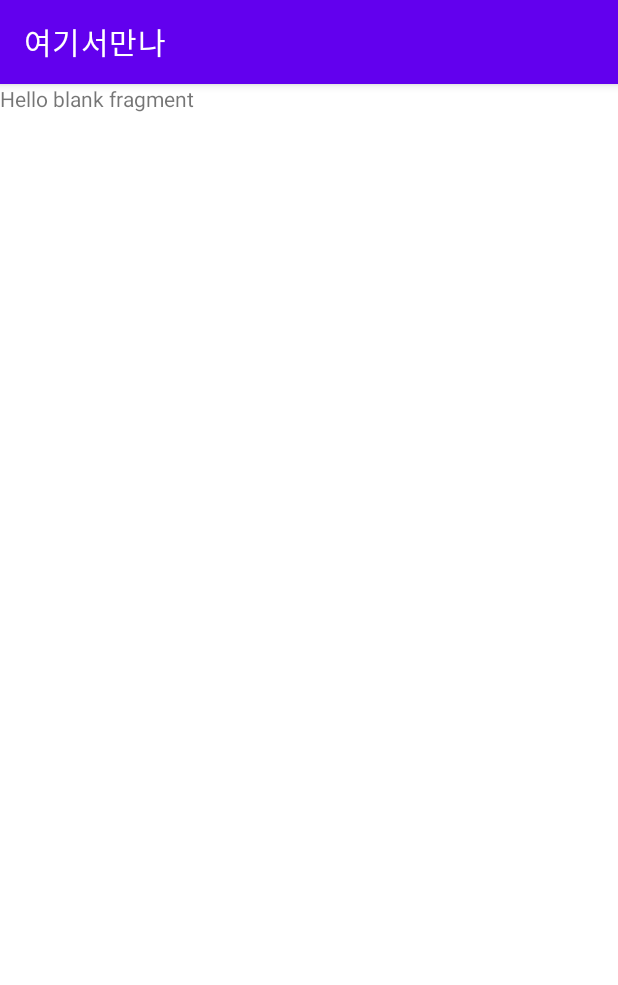
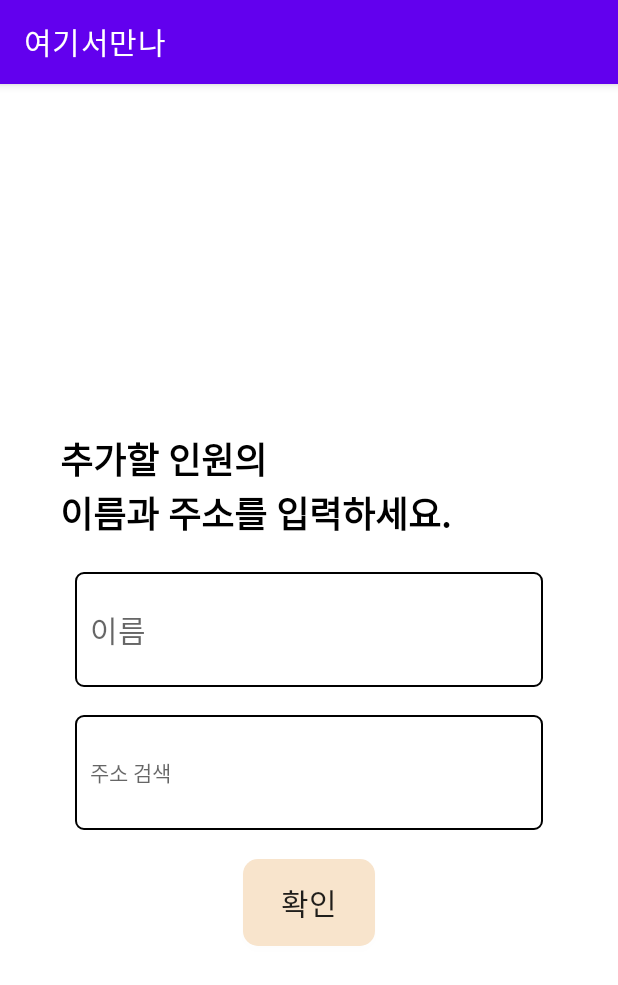
Before and after one commit to TEAM-MeetHere/MeetHere, an Android app: the fragment SetLocation3InputAddress shown on its own in the app's theme, on a phone screen of 412 x 824 dp. Shown: the top 985 px of the screen. Run offline under Robolectric (Android 15) with nearby library versions, the phone set to English and light mode, and no system bars.

Commit message:
주소 입력 완성

```diff
--- a/app/src/main/java/com/example/meethere/activity/SelectDestination_2_6Activity.kt
+++ b/app/src/main/java/com/example/meethere/activity/SelectDestination_2_6Activity.kt
@@ -20,7 +20,7 @@ class SelectDestination_2_6Activity : AppCompatActivity() {
         setContentView(R.layout.activity_select_destination26)
         tabTime = selectDestination_sort_time()
         tabDistance = selectDestination_sort_distance()
-        supportFragmentManager.beginTransaction().add(R.id.frameLayout, tabTime).commit()
+        supportFragmentManager.beginTransaction().add(R.id.frameLayoutDestination, tabTime).commit()
         tabLayout.addOnTabSelectedListener(object : TabLayout.OnTabSelectedListener {
             override fun onTabSelected(tab: TabLayout.Tab?) {
                 when (tab?.position) {
@@ -49,7 +49,7 @@ class SelectDestination_2_6Activity : AppCompatActivity() {
                 selectedFragment = tab
                 selectedFragment?.let {
                     supportFragmentManager.beginTransaction()
-                        .replace(R.id.frameLayout, it).commit()
+                        .replace(R.id.frameLayoutDestination, it).commit()
                 }
             }
         })
@@ -58,6 +58,7 @@ class SelectDestination_2_6Activity : AppCompatActivity() {
             startActivity(intent2)
         }
     }
+
     override fun onOptionsItemSelected(item: MenuItem): Boolean {
         when (item.getItemId()) {
             android.R.id.home -> {
--- a/app/src/main/java/com/example/meethere/fragment/SetLocation3InputAddress.kt
+++ b/app/src/main/java/com/example/meethere/fragment/SetLocation3InputAddress.kt
@@ -1,11 +1,22 @@
 package com.example.meethere.fragment
 
+import android.R.attr
+import android.app.Activity
+import android.content.Intent
 import android.os.Bundle
 import androidx.fragment.app.Fragment
 import android.view.LayoutInflater
 import android.view.View
 import android.view.ViewGroup
+import androidx.activity.result.contract.ActivityResultContracts
 import com.example.meethere.R
+import kotlinx.android.synthetic.main.fragment_set_location3_input_address.*
+import androidx.core.app.ActivityCompat.startActivityForResult
+
+import com.example.meethere.activity.WebViewActivity
+import android.R.attr.data
+import com.example.meethere.activity.SetLocationNew
+
 
 // TODO: Rename parameter arguments, choose names that match
 // the fragment initialization parameters, e.g. ARG_ITEM_NUMBER
@@ -22,6 +33,19 @@ class SetLocation3InputAddress : Fragment() {
     private var param1: String? = null
     private var param2: String? = null
 
+    var resultLauncher =
+        registerForActivityResult(ActivityResultContracts.StartActivityForResult()) { result ->
+            if (result.resultCode == Activity.RESULT_OK) {
+                // There are no request codes
+                val data: Intent? = result.data
+                if (data != null) {
+                    if (data.hasExtra("data")) {
+                        etAddress.setText(data.getStringExtra("data"))
+                    }
+                }
+            }
+        }
+
     override fun onCreate(savedInstanceState: Bundle?) {
         super.onCreate(savedInstanceState)
         arguments?.let {
@@ -37,6 +61,28 @@ class SetLocation3InputAddress : Fragment() {
         // Inflate the layout for this fragment
         return inflater.inflate(R.layout.fragment_set_location3_input_address, container, false)
     }
+
+    override fun onViewCreated(view: View, savedInstanceState: Bundle?) {
+        super.onViewCreated(view, savedInstanceState)
+
+        etAddress.setOnClickListener {
+/*
+            val i = Intent(requireContext(), WebViewActivity::class.java)
+            startActivityForResult(i, SEARCH_ADDRESS_ACTIVITY)
+*/
+            val intent = Intent(requireContext(), WebViewActivity::class.java)
+            resultLauncher.launch(intent)
+        }
+
+        btnAddAddress.setOnClickListener {
+            val address: String = etAddress.text.toString()
+            val name: String = etName.text.toString()
+            etAddress.setText("")
+            etName.setText("")
+            (activity as SetLocationNew).addAddress(address, name)
+        }
+    }
+
 
     companion object {
         /**
--- a/app/src/main/res/layout/activity_select_destination26.xml
+++ b/app/src/main/res/layout/activity_select_destination26.xml
@@ -48,7 +48,7 @@
         android:text="최종 장소 선택 임시 버튼" />
 
     <FrameLayout
-        android:id="@+id/frameLayout"
+        android:id="@+id/frameLayoutDestination"
         android:layout_width="match_parent"
         android:layout_height="0dp"
         android:layout_weight="3" />
--- a/app/src/main/res/layout/fragment_set_location3_input_address.xml
+++ b/app/src/main/res/layout/fragment_set_location3_input_address.xml
@@ -5,10 +5,88 @@
     android:layout_height="match_parent"
     tools:context=".fragment.SetLocation3InputAddress">
 
-    <!-- TODO: Update blank fragment layout -->
-    <TextView
+    <LinearLayout
         android:layout_width="match_parent"
         android:layout_height="match_parent"
-        android:text="@string/hello_blank_fragment" />
+        android:orientation="vertical"
+        android:weightSum="20">
+
+        <Space
+            android:layout_width="match_parent"
+            android:layout_height="0dp"
+            android:layout_weight="6" />
+
+        <TextView
+            android:id="@+id/textView"
+            android:layout_width="match_parent"
+            android:layout_height="0dp"
+            android:layout_gravity="left"
+            android:layout_marginLeft="40dp"
+            android:layout_marginRight="40dp"
+            android:layout_weight="2"
+            android:gravity="center_vertical|left"
+            android:text="추가할 인원의 \n이름과 주소를 입력하세요."
+            android:textColor="@color/black"
+            android:textSize="24sp"
+            android:textStyle="bold" />
+
+        <Space
+            android:layout_width="match_parent"
+            android:layout_height="0dp"
+            android:layout_weight="0.5" />
+
+        <EditText
+            android:id="@+id/etName"
+            android:layout_width="match_parent"
+            android:layout_height="0dp"
+            android:layout_gravity="center"
+            android:layout_marginLeft="50dp"
+            android:layout_marginRight="50dp"
+            android:layout_weight="2"
+            android:background="@drawable/border"
+            android:ems="10"
+            android:hint="이름"
+            android:padding="10dp"
+            android:textColor="@color/black"
+            android:textSize="20sp" />
+
+        <Space
+            android:layout_width="match_parent"
+            android:layout_height="0dp"
+            android:layout_weight="0.5" />
+
+        <TextView
+            android:id="@+id/etAddress"
+            android:layout_width="match_parent"
+            android:layout_height="0dp"
+            android:layout_gravity="center"
+            android:layout_marginLeft="50dp"
+            android:layout_marginRight="50dp"
+            android:layout_weight="2"
+            android:background="@drawable/border"
+            android:ems="10"
+            android:focusableInTouchMode="false"
+            android:gravity="center|left"
+            android:hint="주소 검색"
+            android:padding="10dp"
+            android:textColor="@color/black"
+            android:textSize="14sp" />
+
+        <Space
+            android:layout_width="match_parent"
+            android:layout_height="0dp"
+            android:layout_weight="0.5" />
+
+        <androidx.appcompat.widget.AppCompatButton
+            android:id="@+id/btnAddAddress"
+            android:layout_width="wrap_content"
+            android:layout_height="0dp"
+            android:layout_gravity="center"
+            android:layout_weight="1.5"
+            android:background="@drawable/button_color_drawable2"
+            android:text="확인"
+            android:textSize="20sp" />
+
+    </LinearLayout>
 
 </FrameLayout>
```
Also changed, not shown: app/src/main/AndroidManifest.xml (+5 -2 lines), app/src/main/java/com/example/meethere/activity/SetLocationNew.kt (+31 -11 lines), app/src/main/java/com/example/meethere/activity/WebViewActivity.kt (+29 -0 lines), app/src/main/java/com/example/meethere/fragment/SetLocation2InputList.kt (+22 -9 lines), app/src/main/res/layout/activity_set_location_new.xml (+5 -5 lines), app/src/main/res/layout/activity_web_view.xml (+7 -0 lines).
